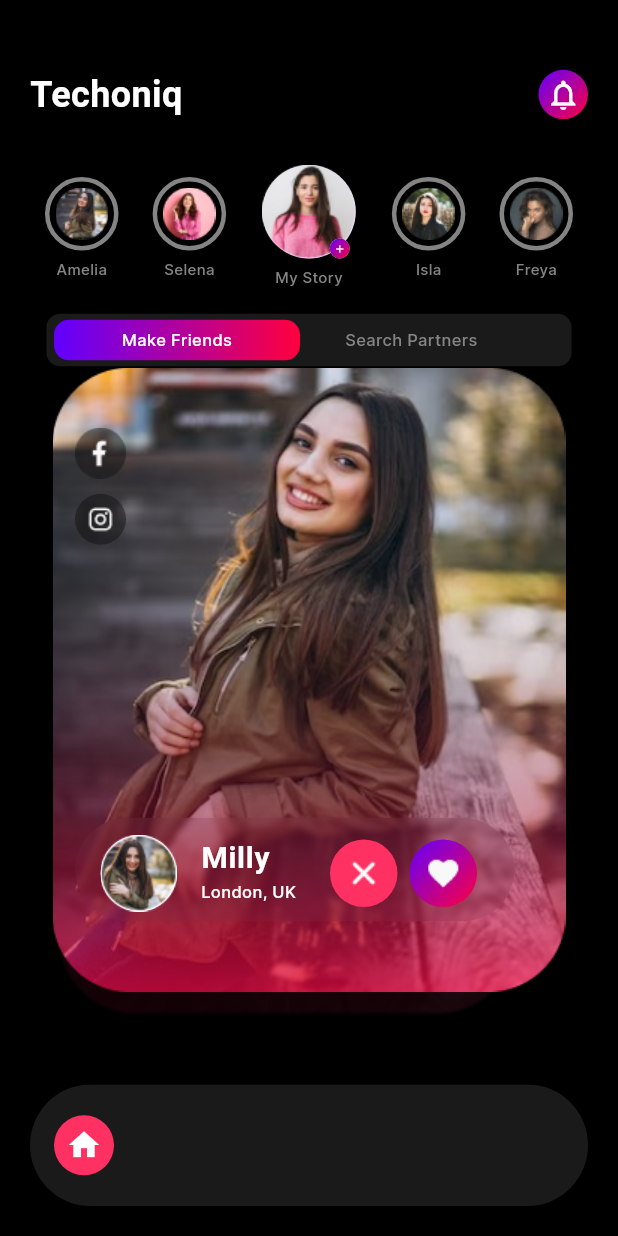
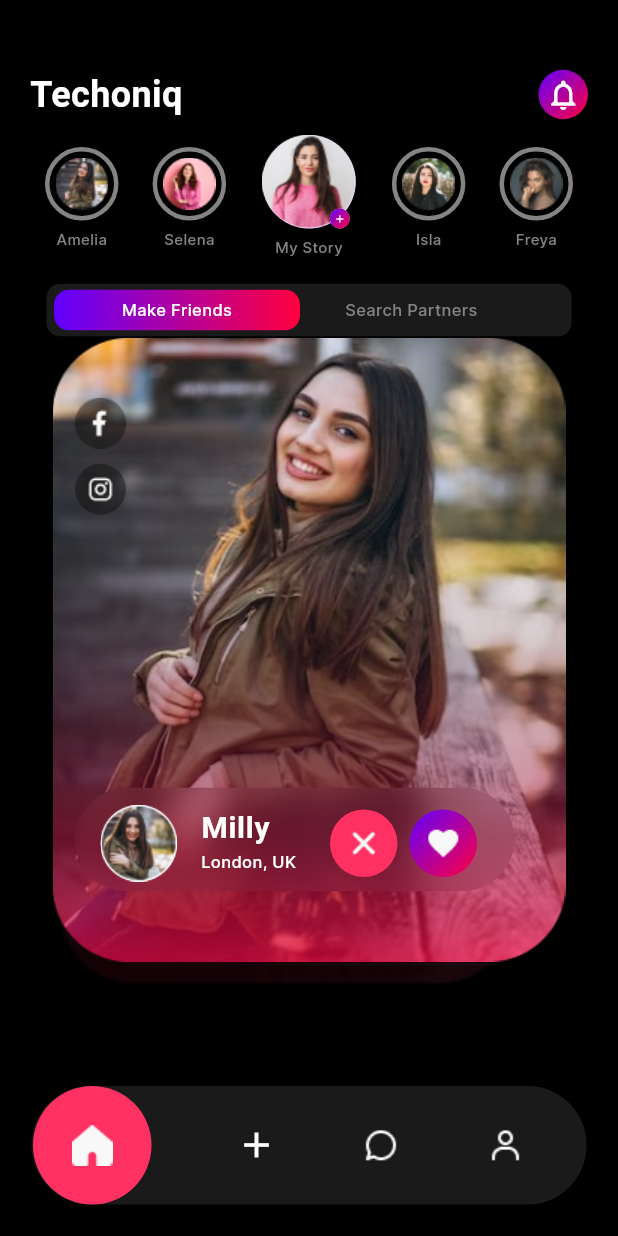
Before and after one commit to WaqasAhmed123/assessment, a Flutter app: the screen it shows after launch, on a phone screen of 412 x 824 dp. Run offline on Flutter 3.47's test engine with Material 2 defaults, Android fonts, the phone set to English and light mode, and no system bars; Roboto replaces fonts that are missing (SFProRounded).

```diff
--- a/lib/views/home.dart
+++ b/lib/views/home.dart
@@ -35,7 +35,6 @@ class _HomeState extends State<Home> {
                 CircleAvatar(
                   radius: 16.5,
                   backgroundColor: Colors.transparent,
-                  // backgroundImage: const AssetImage('assets/profile_image.png'),
                   child: Container(
                     width: 33.0,
                     height: 33.0,
@@ -57,7 +56,7 @@ class _HomeState extends State<Home> {
               ],
             ),
             const SizedBox(
-              height: 30,
+              height: 10,
             ),
             Padding(
               padding: const EdgeInsets.symmetric(horizontal: 10),
@@ -101,38 +100,48 @@ class _HomeState extends State<Home> {
             ),
             makeFriends(),
             Expanded(child: centralImage()),
-            SizedBox(
+            Container(
               height: 81,
-              child: ClipRRect(
-                borderRadius: BorderRadius.circular(63),
-                child: BottomAppBar(
-                  height: 81,
-                  color: const Color(0xFF1A1A1A),
-                  // notchMargin: 10,
-                  // shape: AutomaticNotchedShape(
-                  // CircleBorder(),
-                  //   StadiumBorder(),
-                  // ),
-                  child: Align(
-                    alignment: Alignment.topLeft,
-                    child: ListView(
-                        scrollDirection: Axis.horizontal,
-                        padding: EdgeInsets.zero,
-                        children: [
-                          Container(
-                            height: 81,
-                            width: 40,
-                            decoration: const BoxDecoration(
-                              shape: BoxShape.circle,
-                              color: Color(0xFFFF3062),
-                            ),
-                            child: const Center(
-                              child: Icon(Icons.home, color: Colors.white),
-                            ),
-                          ),
-                        ]),
-                  ),
+              decoration: BoxDecoration(
+                color: const Color(0xFF1A1A1A),
+                border: Border.all(),
+                borderRadius: const BorderRadius.all(
+                  Radius.circular(63),
                 ),
+              ),
+              child: Padding(
+                padding: const EdgeInsets.only(right: 40),
+                child: Row(
+                    mainAxisAlignment: MainAxisAlignment.spaceBetween,
+                    crossAxisAlignment: CrossAxisAlignment.start,
+                    children: [
+                      CircleAvatar(
+                        radius: 81 / 2,
+                        backgroundColor: const Color(0xFFFF3062),
+                        child: Image.asset('assets/home.png'),
+                      ),
+                      const Center(
+                        child: Icon(
+                          Icons.add,
+                          color: Colors.white,
+                          size: 28,
+                        ),
+                      ),
+                      Center(
+                        child: Image.asset(
+                          'assets/chat_line.png',
+                          height: 28,
+                          width: 28,
+                        ),
+                      ),
+                      Center(
+                        child: Image.asset(
+                          'assets/person.png',
+                          height: 28,
+                          width: 28,
+                        ),
+                      ),
+                    ]),
               ),
             ),
             // implement the big floating action button
--- a/lib/widgets/central_image.dart
+++ b/lib/widgets/central_image.dart
@@ -70,21 +70,13 @@ Widget centralImage() {
                 borderRadius: BorderRadius.circular(59),
                 child: BackdropFilter(
                   filter: ImageFilter.blur(
-                    sigmaX: 2.0,
-                    sigmaY: 2.0,
+                    sigmaX: 10.0,
+                    sigmaY: 10.0,
                   ), // Adjust the blur intensity
                   child: Container(
                     width: 293,
                     height: 69,
                     decoration: BoxDecoration(
-                      // gradient: LinearGradient(
-                      //   colors: [
-                      //     const Color(0xFFc4c4c4).withOpacity(0.92),
-                      //     const Color(0xFFffffff)
-                      //   ],
-                      //   stops: const [0.08, 1.0], // 8% gradient stop
-                      //   begin: Alignment.topLeft,
-                      //   end: Alignment.bottomRight,
                       // ),
                       color: const Color(0xFF7a2d4a).withOpacity(0.2),
                       borderRadius:
@@ -111,15 +103,8 @@ Widget centralImage() {
                               fontFamily: "Inter",
                               fontSize: 11,
                               color: Colors.white)),
-                      trailing:
-                          // const Icon(
-                          //   Icons.cancel_rounded,
-                          //   size: 43,
-                          //   color: Color(0xFFFF3062),
-                          // )
-                          Row(
+                      trailing: Row(
                         mainAxisSize: MainAxisSize.min,
-                        // mainAxisAlignment: MainAxisAlignment.spaceEvenly,
                         children: [
                           CircleAvatar(
                             backgroundColor: const Color(0xFFFF3062),
```
Also changed, not shown: assets/chat_line.png (added), assets/home.png (added), assets/person.png (added).
